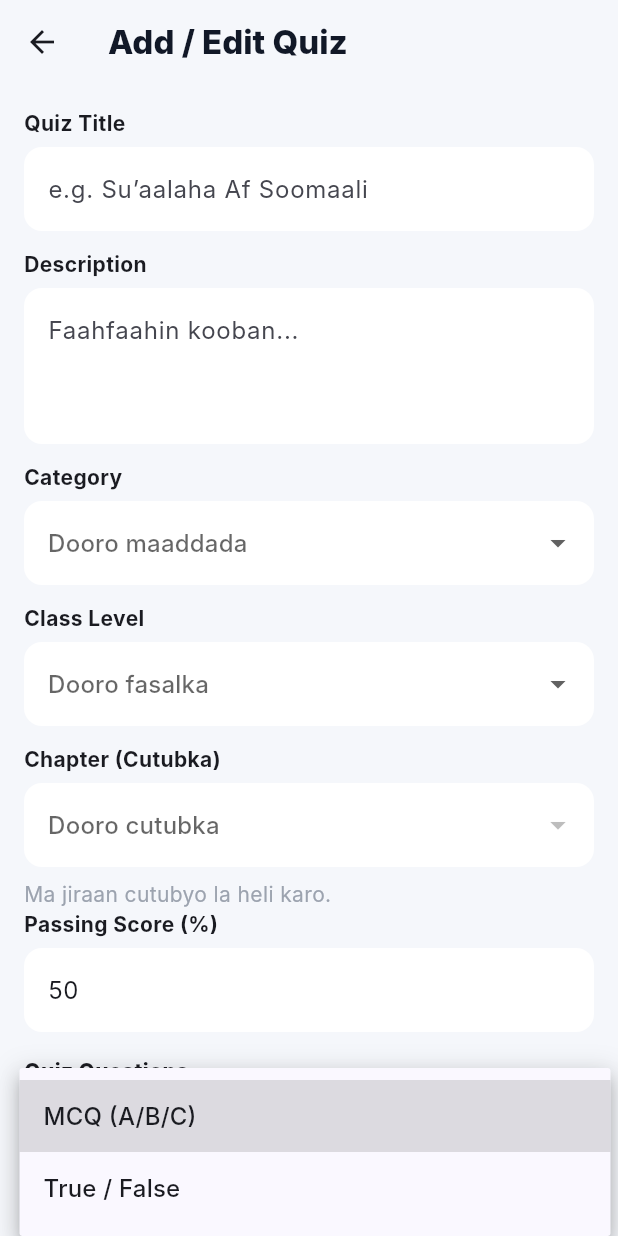
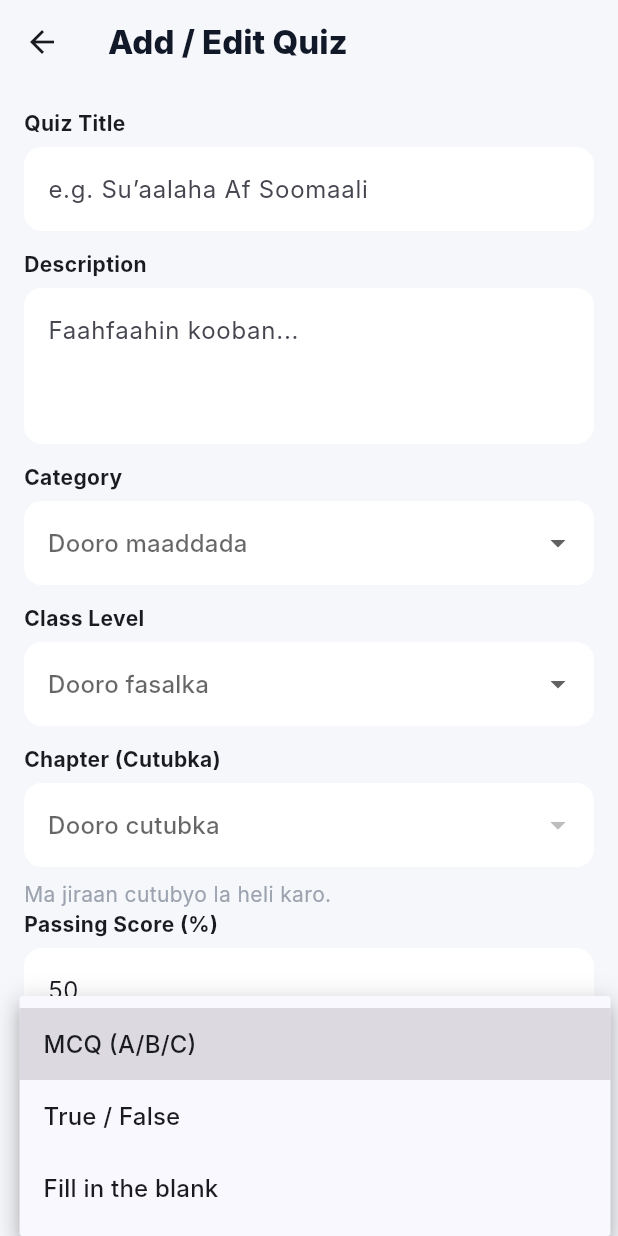
Before and after one commit to caaqilbeene/caruurkaabAI, a Flutter app: the AdminQuizFormScreen screen opened directly, after a tap on "MCQ (A/B/C)", on a phone screen of 412 x 824 dp. Run offline on Flutter 3.47's test engine with Material 3 defaults, Android fonts, the light colour scheme and no system bars; our stand-ins replace cloud_functions, file_picker, firebase_auth, firebase_core, image_picker, shared_preferences and 1 more; missing offline and left inert: syncfusion_flutter_pdfviewer; accounts and stored records are empty; Roboto replaces fonts that are missing (Inter).

Commit message:
feat: complete fill-in-the-blank quiz support and chatbot service fix

```diff
--- a/caruurkaab_ai/lib/screens/content_management/admin_quiz_form_screen.dart
+++ b/caruurkaab_ai/lib/screens/content_management/admin_quiz_form_screen.dart
@@ -128,7 +128,9 @@ class _AdminQuizFormScreenState extends State<AdminQuizFormScreen> {
         if (raw is! Map) continue;
         final entry = _QuizQuestionEntry();
         entry.type = (raw['type'] ?? 'mcq').toString().trim().toLowerCase();
-        if (entry.type != 'true_false') entry.type = 'mcq';
+        if (entry.type != 'true_false' && entry.type != 'fill_blank') {
+          entry.type = 'mcq';
+        }
 
         entry.questionController.text = (raw['question'] ?? '').toString();
         entry.imageUrlController.text = (raw['imageUrl'] ?? '').toString();
@@ -510,6 +512,7 @@ class _AdminQuizFormScreenState extends State<AdminQuizFormScreen> {
                       items: const [
                         DropdownMenuItem(value: 'mcq', child: Text('MCQ (A/B/C)')),
                         DropdownMenuItem(value: 'true_false', child: Text('True / False')),
+                        DropdownMenuItem(value: 'fill_blank', child: Text('Fill in the blank')),
                       ],
                       onChanged: (value) {
                         if (value == null) return;
@@ -633,8 +636,9 @@ class _AdminQuizFormScreenState extends State<AdminQuizFormScreen> {
                         smartDashesType: SmartDashesType.disabled,
                         smartQuotesType: SmartQuotesType.disabled,
                         decoration: InputDecoration(
-                          hintText:
-                              'Correct Answer (waxaad qori kartaa A/B/C ama jawaabta saxda ah)',
+                          hintText: q.type == 'fill_blank'
+                              ? 'Correct Answer (Geli jawaabta saxda ah)'
+                              : 'Correct Answer (waxaad qori kartaa A/B/C ama jawaabta saxda ah)',
                           filled: true,
                           fillColor: const Color(0xFFF9FAFB),
                           border: OutlineInputBorder(
@@ -736,7 +740,7 @@ class _AdminQuizFormScreenState extends State<AdminQuizFormScreen> {
                     return;
                   }
                   questions.add({
-                    'type': 'mcq',
+                    'type': q.type,
                     'question': question,
                     'imageUrl': q.imageUrlController.text.trim(),
                     'options': options,
--- a/caruurkaab_ai/lib/services/chatbot/supabase_chat_knowledge_service.dart
+++ b/caruurkaab_ai/lib/services/chatbot/supabase_chat_knowledge_service.dart
@@ -385,6 +385,9 @@ class SupabaseChatKnowledgeService {
         .toString()
         .trim();
     if (direct.isNotEmpty) {
+      if (options.isEmpty) {
+        return direct;
+      }
       final labelIndex = _choiceLabelToIndex(direct);
       if (labelIndex != null &&
           labelIndex >= 0 &&
```
Also changed, not shown: caruurkaab_ai/lib/screens/learning/quiz_question_screen.dart (+80 -2 lines), 1 other file.
